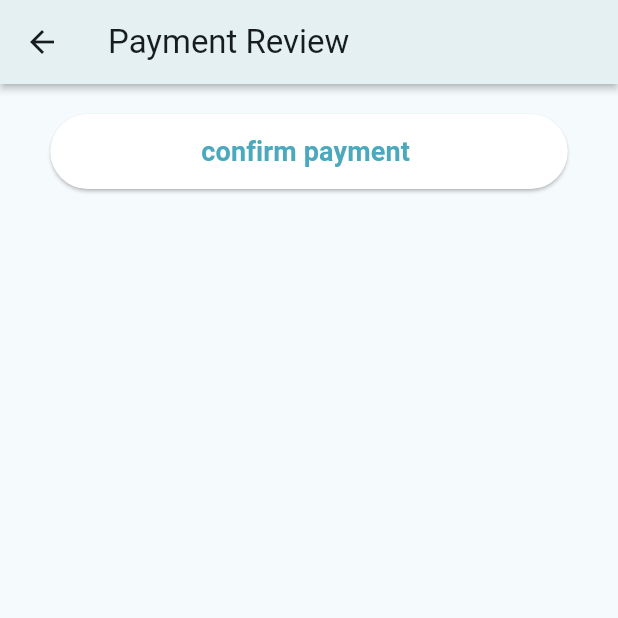
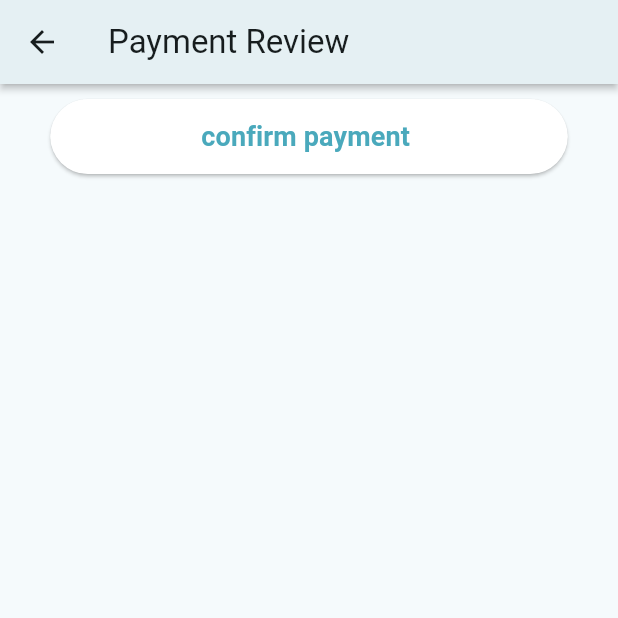
Before and after one commit to khoulyy/Egyplorer, a Flutter app: the PaymentPage screen opened by its route, on a phone screen of 412 x 824 dp, the top half of it. Run offline on Flutter 3.47's test engine with Material 2 defaults, Android fonts, the phone set to English and light mode, and no system bars; our stand-ins replace cloud_firestore, firebase_auth, firebase_core, font_awesome_flutter, google_nav_bar, google_sign_in and 3 more; accounts and stored records are empty.

Commit message:
Solved and fixed ui errors from payment reveiw

```diff
--- a/lib/view/screens/get_started_screen.dart
+++ b/lib/view/screens/get_started_screen.dart
@@ -67,9 +67,8 @@ class GetStartedScreen extends StatelessWidget {
               width: 269,
               text: 'Get Started',
               fontSize: 22,
-              fontColor: kGreenColor,
+              fontColor: Colors.black,
               backgroundColor: kWhiteColor,
-              fontWeight: FontWeight.bold,
             ),
             const Spacer(
               flex: 3,
--- a/lib/view/screens/payment_page.dart
+++ b/lib/view/screens/payment_page.dart
@@ -25,9 +25,7 @@ class _PaymentPageState extends State<PaymentPage> {
         elevation: 2,
         shadowColor: Colors.black,
       ),
-      body: Padding(
-        padding: const EdgeInsets.symmetric(horizontal: 8.0),
-        child: SingleChildScrollView(
+      body: SingleChildScrollView(
         child: Column(
           mainAxisAlignment: MainAxisAlignment.spaceEvenly,
           children: [
@@ -37,7 +35,7 @@ class _PaymentPageState extends State<PaymentPage> {
               itemCount: cart.length,
               itemBuilder: (context, index) {
                 return ActivityWidget(
-                    text: 'remove ',
+                  text: 'remove',
                   icon: Icons.remove_circle,
                   onPressed: () {
                     setState(() {
@@ -53,7 +51,7 @@ class _PaymentPageState extends State<PaymentPage> {
               },
             ),
             Padding(
-                  padding: const EdgeInsets.only(bottom: 20, top: 20),
+                padding: const EdgeInsets.only(bottom: 30, top: 10),
                 child: ButtonWidget(
                   height: 50,
                   width: 345,
@@ -69,7 +67,6 @@ class _PaymentPageState extends State<PaymentPage> {
           ],
         ),
       ),
-      ),
     );
   }
 }
```
Lines whose indentation alone changed are shown as unchanged.
